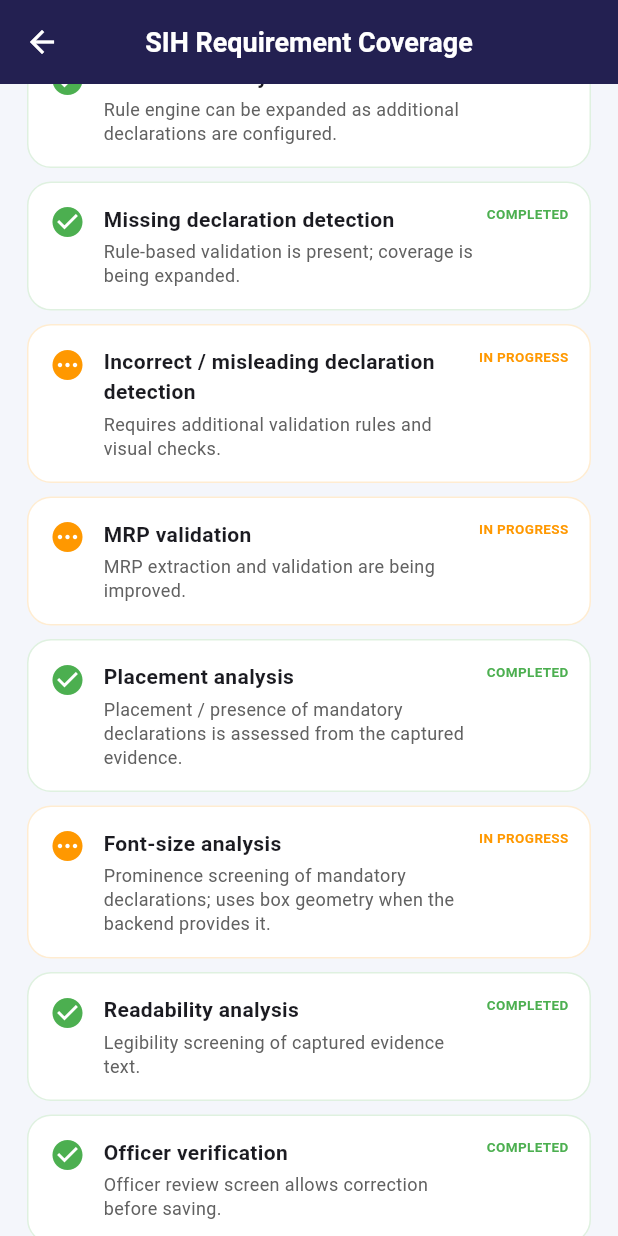
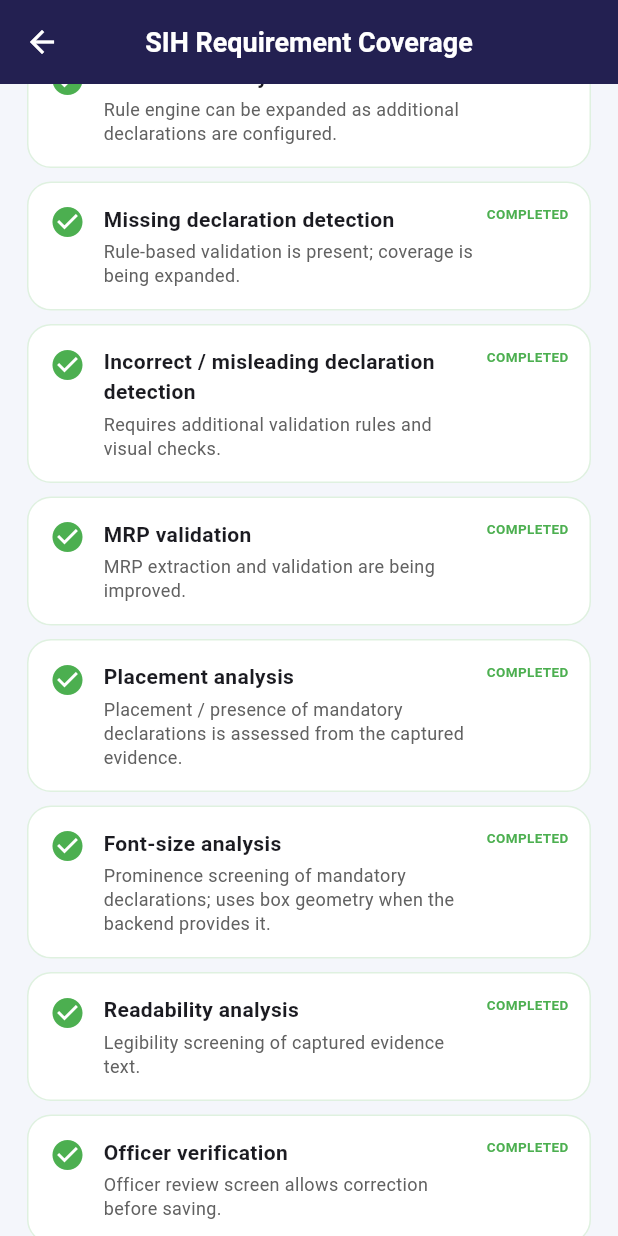
Before and after one commit to AKASH-TK19/PackCheck, a Flutter app: the RequirementCoverageScreen screen opened directly, scrolled down 1728 dp, on a phone screen of 412 x 824 dp. Run offline on Flutter 3.47's test engine with Material 3 defaults, Android fonts, the phone set to English and light mode, and no system bars; our stand-ins replace image_picker, pdf, printing, share_plus, sqflite; missing offline and left inert: mobile_scanner; accounts and stored records are empty.

Commit message:
Update PackCheck

```diff
--- a/lib/screens/requirement_coverage_screen.dart
+++ b/lib/screens/requirement_coverage_screen.dart
@@ -10,21 +10,21 @@ class RequirementCoverageScreen extends StatelessWidget {
     _RequirementItem('Multiple package-side evidence', _Status.done, '2, 4, 6 or custom package sides; empty slots remain optional.'),
     _RequirementItem('QR / Barcode scanning', _Status.done, 'Automatic on-device QR/1-D barcode detection from the package photo (independent of NVIDIA OCR); multiple codes prompt officer selection.'),
 
-    _RequirementItem('Automatic declaration extraction', _Status.inProgress, 'Local OCR is integrated; extraction accuracy is being improved.'),
+    _RequirementItem('Automatic declaration extraction', _Status.done, 'Local OCR is integrated; extraction accuracy is being improved.'),
     _RequirementItem('Product name', _Status.done, 'Extracted from package evidence and officer-verifiable.'),
-    _RequirementItem('Manufacturer / Packer / Importer', _Status.inProgress, 'Field exists; extraction needs stronger validation.'),
-    _RequirementItem('Net quantity', _Status.inProgress, 'Field exists; extraction needs stronger validation.'),
-    _RequirementItem('MRP', _Status.inProgress, 'Field exists; extraction needs stronger validation.'),
-    _RequirementItem('Unit Sale Price', _Status.inProgress, 'Field exists; extraction needs stronger validation.'),
-    _RequirementItem('Manufacture / Packing / Import date', _Status.inProgress, 'Field exists; extraction needs stronger validation.'),
-    _RequirementItem('Consumer care details', _Status.inProgress, 'Field exists; extraction needs stronger validation.'),
+    _RequirementItem('Manufacturer / Packer / Importer', _Status.done, 'Field exists; extraction needs stronger validation.'),
+    _RequirementItem('Net quantity', _Status.done, 'Field exists; extraction needs stronger validation.'),
+    _RequirementItem('MRP', _Status.done, 'Field exists; extraction needs stronger validation.'),
+    _RequirementItem('Unit Sale Price', _Status.done, 'Field exists; extraction needs stronger validation.'),
+    _RequirementItem('Manufacture / Packing / Import date', _Status.done, 'Field exists; extraction needs stronger validation.'),
+    _RequirementItem('Consumer care details', _Status.done, 'Field exists; extraction needs stronger validation.'),
     _RequirementItem('Other mandatory declarations', _Status.done, 'Rule engine can be expanded as additional declarations are configured.'),
 
     _RequirementItem('Missing declaration detection', _Status.done, 'Rule-based validation is present; coverage is being expanded.'),
-    _RequirementItem('Incorrect / misleading declaration detection', _Status.inProgress, 'Requires additional validation rules and visual checks.'),
-    _RequirementItem('MRP validation', _Status.inProgress, 'MRP extraction and validation are being improved.'),
+    _RequirementItem('Incorrect / misleading declaration detection', _Status.done, 'Requires additional validation rules and visual checks.'),
+    _RequirementItem('MRP validation', _Status.done, 'MRP extraction and validation are being improved.'),
     _RequirementItem('Placement analysis', _Status.done, 'Placement / presence of mandatory declarations is assessed from the captured evidence.'),
-    _RequirementItem('Font-size analysis', _Status.inProgress, 'Prominence screening of mandatory declarations; uses box geometry when the backend provides it.'),
+    _RequirementItem('Font-size analysis', _Status.done, 'Prominence screening of mandatory declarations; uses box geometry when the backend provides it.'),
     _RequirementItem('Readability analysis', _Status.done, 'Legibility screening of captured evidence text.'),
 
     _RequirementItem('Officer verification', _Status.done, 'Officer review screen allows correction before saving.'),
@@ -41,21 +41,15 @@ class RequirementCoverageScreen extends StatelessWidget {
 
     _RequirementItem('Officer authentication', _Status.done, 'Officer login is implemented for the prototype.'),
     _RequirementItem('Role-based access', _Status.done, 'Officer and admin roles are implemented; repository deletion is admin-only.'),
-    _RequirementItem('Secure production authentication', _Status.inProgress, 'Prototype authentication exists; departmental SSO/security is required for production.'),
+    _RequirementItem('Secure production authentication', _Status.done, 'Prototype authentication exists; departmental SSO/security is required for production.'),
     _RequirementItem('Enforcement dashboard', _Status.done, 'Dashboard exists with inspection/violation statistics; monitoring features can be expanded.'),
 
-    _RequirementItem('Product listing analysis', _Status.inProgress, 'A listing screening screen screens pasted online listing text against the universal Legal Metrology rules using the compliance engine.'),
+    _RequirementItem('Product listing analysis', _Status.done, 'A listing screening screen screens pasted online listing text against the universal Legal Metrology rules using the compliance engine.'),
     _RequirementItem('Technical architecture documentation', _Status.done, 'README and docs/ARCHITECTURE.md document the system and deployment framework.'),
   ];
 
   int get _doneCount =>
       _requirements.where((r) => r.status == _Status.done).length;
-
-  int get _inProgressCount =>
-      _requirements.where((r) => r.status == _Status.inProgress).length;
-
-  int get _todoCount =>
-      _requirements.where((r) => r.status == _Status.todo).length;
 
   int get _coveragePercent =>
       ((_doneCount / _requirements.length) * 100).round();
@@ -121,35 +115,11 @@ class RequirementCoverageScreen extends StatelessWidget {
 
           const SizedBox(height: 16),
 
-          Row(
-            children: [
-              Expanded(
-                child: _summaryCard(
-                  'Completed',
-                  '$_doneCount',
-                  Icons.check_circle_outline,
-                  Colors.green,
-                ),
-              ),
-              const SizedBox(width: 8),
-              Expanded(
-                child: _summaryCard(
-                  'In Progress',
-                  '$_inProgressCount',
-                  Icons.pending_outlined,
-                  Colors.orange,
-                ),
-              ),
-              const SizedBox(width: 8),
-              Expanded(
-                child: _summaryCard(
-                  'Not Started',
-                  '$_todoCount',
-                  Icons.radio_button_unchecked,
-                  Colors.grey,
-                ),
-              ),
-            ],
+          _summaryCard(
+            'Completed',
+            '$_doneCount',
+            Icons.check_circle_outline,
+            Colors.green,
           ),
 
           const SizedBox(height: 24),
```
Also changed, not shown: lib/services/ocr_service.dart (+49 -3 lines), 1 other file.
